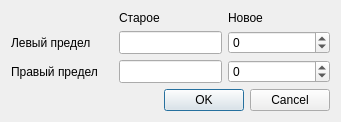
Old version of the form src/Widgets/SetLimitsDialog.ui in the repository AlexanderMokhov/AR-600Controller.
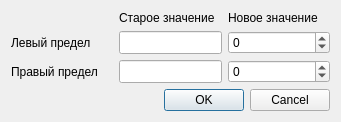
New version of the form.

The edit to the form file:
```diff
--- a/src/Widgets/SetLimitsDialog.ui
+++ b/src/Widgets/SetLimitsDialog.ui
@@ -25,14 +25,14 @@
      <item row="0" column="1">
       <widget class="QLabel" name="label_3">
        <property name="text">
-        <string>Старое</string>
+        <string>Старое значение</string>
        </property>
       </widget>
      </item>
      <item row="0" column="2">
       <widget class="QLabel" name="label_4">
        <property name="text">
-        <string>Новое</string>
+        <string>Новое значение</string>
        </property>
       </widget>
      </item>
```
